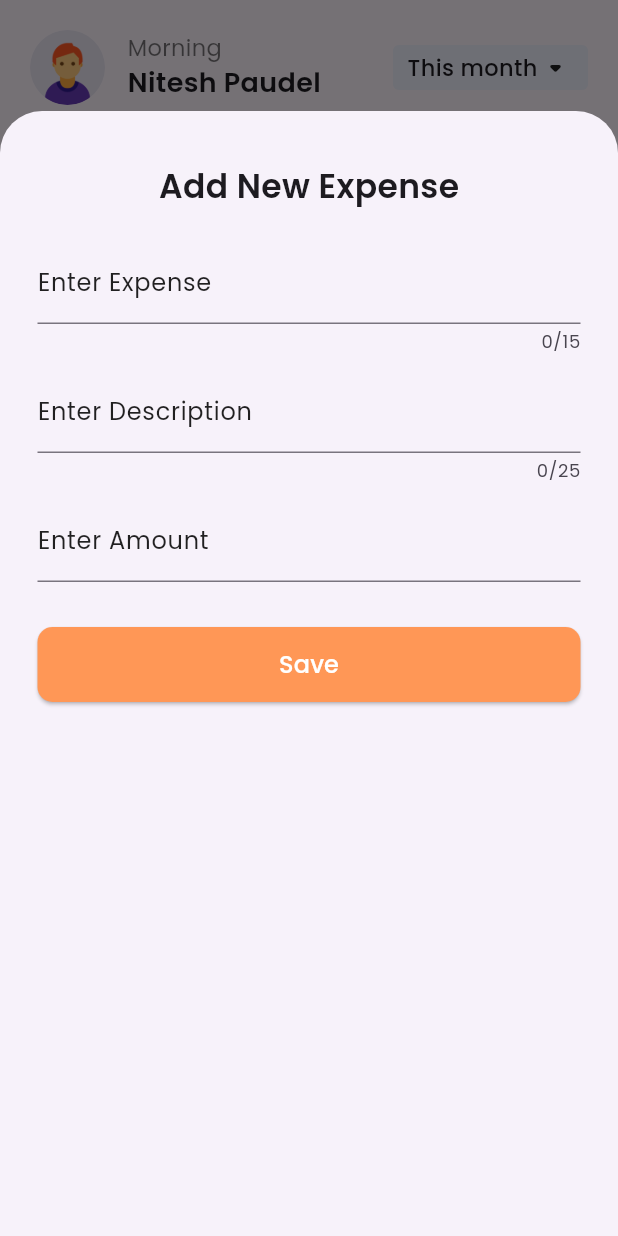
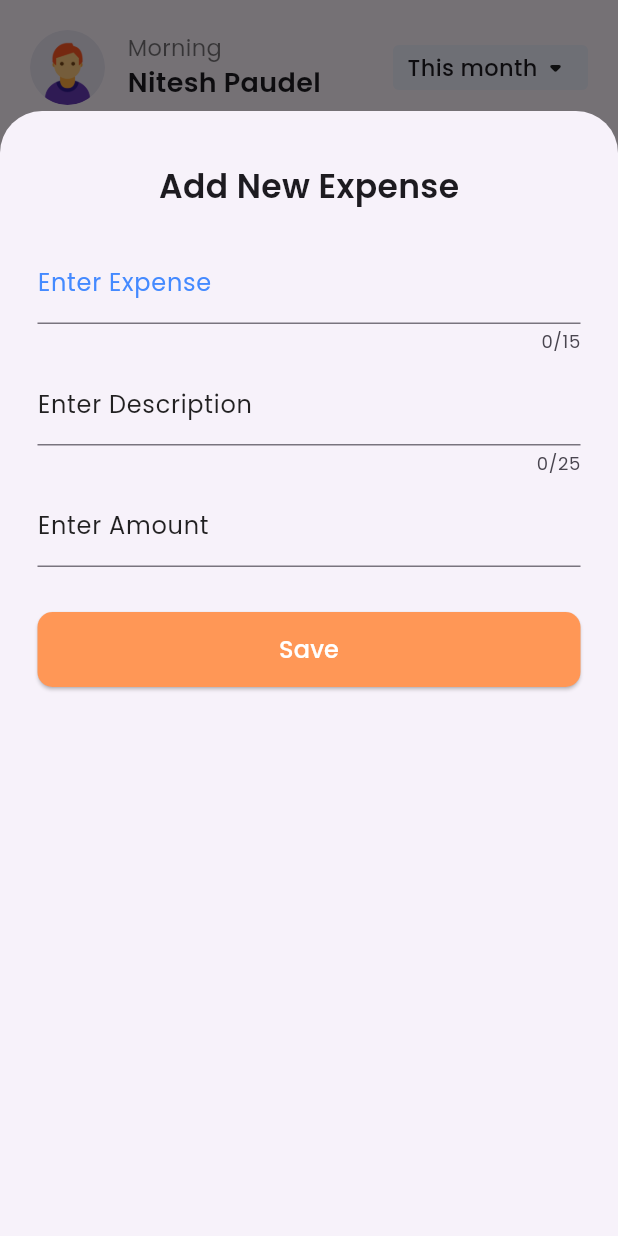
Before and after one commit to niteshpaudel/Expense-Tracker-App-in-Flutter, a Flutter app: the ExpenseScreen screen opened directly, after a tap on the "add" icon, on a phone screen of 412 x 824 dp. Run offline on Flutter 3.47's test engine with Material 3 defaults, Android fonts, the phone set to English and light mode, and no system bars.

Commit message:
Some Progress

```diff
--- a/lib/screens/expense_screen.dart
+++ b/lib/screens/expense_screen.dart
@@ -259,25 +259,29 @@ class _ExpenseScreenState extends State<ExpenseScreen> {
                         ),
                         TextField(
                           controller: expenseTitleController,
+
                           focusNode: titleFocusNode,
                           maxLength: 15,
-                            decoration: InputDecoration(
-                              focusedBorder: const UnderlineInputBorder(
+                          decoration: const InputDecoration(
+                            focusedBorder: UnderlineInputBorder(
                               borderSide: BorderSide(
                                   color: Color.fromARGB(255, 255, 151, 86)),
+                            ),
+                            floatingLabelStyle: TextStyle(
+                              color: Colors.green
                             ),
                             focusColor: Colors.greenAccent,
                             labelText: 'Enter Expense',
                             labelStyle: TextStyle(
                                 fontSize: 16,
                                 fontWeight: FontWeight.normal,
-                                  color: titleFocusNode.hasFocus
-                                      ? Colors.black54
-                                      : Colors.black87),
+                                color: Colors.blueAccent,
+
+                                ),
                           ),
                         ),
                         const SizedBox(
-                            height: 10,
+                          height: 5,
                         ),
                         TextField(
                           controller: expenseDescriptionController,
@@ -299,7 +303,7 @@ class _ExpenseScreenState extends State<ExpenseScreen> {
                           ),
                         ),
                         const SizedBox(
-                            height: 10,
+                          height: 5,
                         ),
                         TextField(
                           keyboardType: TextInputType.number,
@@ -359,14 +363,8 @@ class _ExpenseScreenState extends State<ExpenseScreen> {
                     ),
                   ),
                 );
-                });
-            // setState(() {
-            //   expenseList.add(Expense(
-            //     expenseTitle: expenseTitleController.text,
-            //     expenseDescription: expenseDescriptionController.text,
-            //     expenseAmount: expenseAmountController as int,
-            //   ));
-            // });
+              },
+            );
           },
         ),
         floatingActionButtonLocation: FloatingActionButtonLocation.centerDocked,
```
Lines whose indentation alone changed are shown as unchanged.
